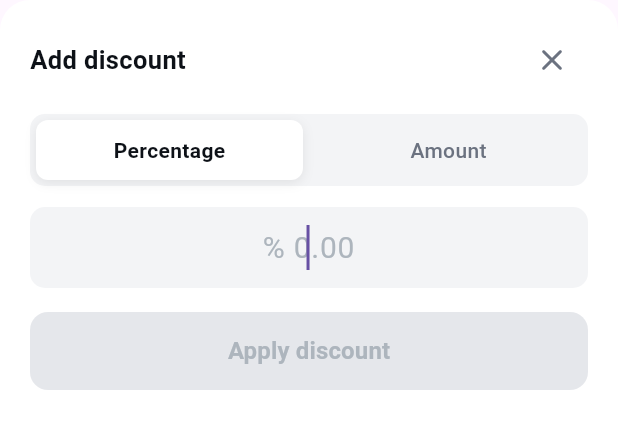
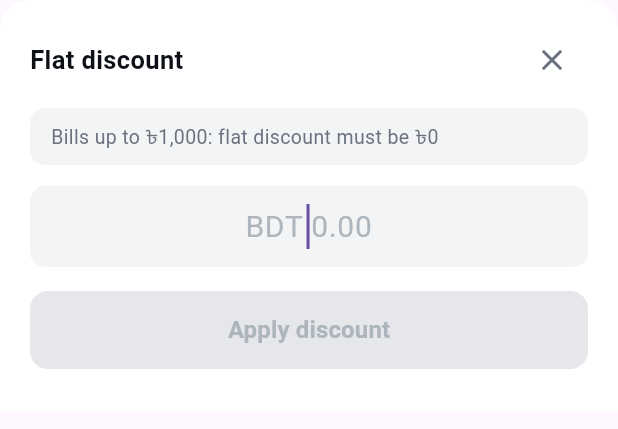
Before and after one commit to rashed-zaman/HB_Mobile_App, a Flutter app: the _DiscountSheet widget shown alone on an empty page, opened directly with empty values, on a phone screen of 412 x 824 dp. Shown: the top 429 px of the screen. Run offline on Flutter 3.47's test engine with Material 3 defaults, Android fonts, the phone set to English and light mode, and no system bars; missing offline and left inert: sunmi_printer_plus; accounts and stored records are empty; network calls fail.

Commit message:
discount

```diff
--- a/lib/screens/payment_screen.dart
+++ b/lib/screens/payment_screen.dart
@@ -46,6 +46,53 @@ double? parseMoneyInput(String raw) {
   final s = raw.replaceAll(',', '').replaceAll('৳', '').trim();
   if (s.isEmpty) return null;
   return double.tryParse(s);
+}
+
+/// Flat discount limits by total bill (BDT).
+class FlatDiscountSlab {
+  const FlatDiscountSlab._({
+    required this.min,
+    required this.max,
+    required this.hint,
+  });
+
+  final double min;
+  final double max;
+  final String hint;
+
+  bool get allowsDiscount => max > 0;
+
+  static FlatDiscountSlab forTotalBill(double totalBill) {
+    if (totalBill <= 1000) {
+      return const FlatDiscountSlab._(
+        min: 0,
+        max: 0,
+        hint: 'Bills up to ৳1,000: flat discount must be ৳0',
+      );
+    }
+    if (totalBill <= 5000) {
+      return const FlatDiscountSlab._(
+        min: 0,
+        max: 10,
+        hint: '৳1,001–৳5,000: flat discount ৳0–৳10',
+      );
+    }
+    return const FlatDiscountSlab._(
+      min: 0,
+      max: 100,
+      hint: '৳5,001+: flat discount ৳0–৳100',
+    );
+  }
+
+  bool isValid(double amount) => amount >= min && amount <= max;
+
+  String? validationMessage(double amount) {
+    if (isValid(amount)) return null;
+    if (amount < min) {
+      return 'Minimum flat discount is ৳${formatAmount(min)}';
+    }
+    return 'Maximum flat discount is ৳${formatAmount(max)}';
+  }
 }
 
 // ─────────────────────────────────────────────────────────────────────────────
@@ -147,7 +194,7 @@ class PaymentScreen extends StatefulWidget {
   final double totalBill;
   final List<CheckoutLineItem> lineItems;
   final CheckoutCustomerInfo customer;
-  final VoidCallback onPrintReceipt;
+  final VoidCallback onOrderSubmitted;
 
   const PaymentScreen({
     super.key,
@@ -156,7 +203,7 @@ class PaymentScreen extends StatefulWidget {
     required this.totalBill,
     required this.lineItems,
     required this.customer,
-    required this.onPrintReceipt,
+    required this.onOrderSubmitted,
   });
 
   @override
@@ -338,18 +385,20 @@ class _PaymentScreenState extends State<PaymentScreen> {
       final bill = PosBillResponse.fromJson(result);
       final printContext = await ReceiptPrintContext.fromBill(bill);
 
+      widget.onOrderSubmitted();
+
+      if (!mounted) return;
+
       await Navigator.of(context).push<void>(
         MaterialPageRoute(
           builder: (_) => InvoicePreviewScreen(
             bill: bill,
             printContext: printContext,
             autoPrint: true,
+            allowNewBill: true,
           ),
         ),
       );
-
-      if (!mounted) return;
-      widget.onPrintReceipt();
     } on ExpressBillingException catch (error) {
       if (!mounted) return;
       _showSnack(error.message, isError: true);
@@ -362,11 +411,20 @@ class _PaymentScreenState extends State<PaymentScreen> {
 
   // ── Show Add Discount bottom sheet ────────────────────────────────────────
   Future<void> _showDiscountSheet() async {
+    final slab = FlatDiscountSlab.forTotalBill(widget.totalBill);
+    if (!slab.allowsDiscount) {
+      _showSnack(slab.hint, isError: true);
+      return;
+    }
+
     final result = await showModalBottomSheet<double>(
       context: context,
       isScrollControlled: true,
       backgroundColor: Colors.transparent,
-      builder: (_) => _DiscountSheet(totalBill: widget.totalBill),
+      builder: (_) => _DiscountSheet(
+        totalBill: widget.totalBill,
+        initialDiscount: _discountTotal,
+      ),
     );
     if (result != null && mounted) {
       setState(() => _discountTotal = result);
@@ -475,7 +533,11 @@ class _PaymentScreenState extends State<PaymentScreen> {
                   ),
 
                   // ── Add discount ────────────────────────────────────────
-                  _DiscountButton(onTap: _showDiscountSheet),
+                  _DiscountButton(
+                    totalBill: widget.totalBill,
+                    appliedDiscount: _discountTotal,
+                    onTap: _showDiscountSheet,
+                  ),
 
                   // ── Net payable ─────────────────────────────────────────
                   _AmountRow(
@@ -583,28 +645,39 @@ class _PaymentScreenState extends State<PaymentScreen> {
 
 class _DiscountSheet extends StatefulWidget {
   final double totalBill;
-  const _DiscountSheet({required this.totalBill});
+  final double initialDiscount;
+
+  const _DiscountSheet({
+    required this.totalBill,
+    this.initialDiscount = 0,
+  });
 
   @override
   State<_DiscountSheet> createState() => _DiscountSheetState();
 }
 
 class _DiscountSheetState extends State<_DiscountSheet> {
-  bool _isPercentage = true;
   final _ctrl = TextEditingController();
   double _parsedValue = 0;
 
-  double get _discountAmount {
-    if (_isPercentage) {
-      return (widget.totalBill * _parsedValue / 100).clamp(
-        0.0,
-        widget.totalBill,
+  FlatDiscountSlab get _slab => FlatDiscountSlab.forTotalBill(widget.totalBill);
+
+  bool get _canApply =>
+      _parsedValue > 0 && _slab.isValid(_parsedValue);
+
+  String? get _validationError => _slab.validationMessage(_parsedValue);
+
+  @override
+  void initState() {
+    super.initState();
+    if (widget.initialDiscount > 0) {
+      _parsedValue = widget.initialDiscount;
+      _ctrl.text = formatAmount(
+        widget.initialDiscount,
+        keepTwoDecimals: true,
       );
     }
-    return _parsedValue.clamp(0.0, widget.totalBill);
-  }
-
-  bool get _canApply => _parsedValue > 0;
+  }
 
   @override
   void dispose() {
@@ -631,7 +704,7 @@ class _DiscountSheetState extends State<_DiscountSheet> {
               children: [
                 const Expanded(
                   child: Text(
-                    'Add discount',
+                    'Flat discount',
                     style: TextStyle(
                       fontSize: 17,
                       fontWeight: FontWeight.w700,
@@ -648,33 +721,21 @@ class _DiscountSheetState extends State<_DiscountSheet> {
                 ),
               ],
             ),
-            const SizedBox(height: 12),
+            const SizedBox(height: 8),
             Container(
+              width: double.infinity,
+              padding: const EdgeInsets.symmetric(horizontal: 14, vertical: 10),
               decoration: BoxDecoration(
                 color: const Color(0xFFF3F4F6),
                 borderRadius: BorderRadius.circular(10),
               ),
-              child: Row(
-                children: [
-                  _ToggleTab(
-                    label: 'Percentage',
-                    selected: _isPercentage,
-                    onTap: () => setState(() {
-                      _isPercentage = true;
-                      _ctrl.clear();
-                      _parsedValue = 0;
-                    }),
-                  ),
-                  _ToggleTab(
-                    label: 'Amount',
-                    selected: !_isPercentage,
-                    onTap: () => setState(() {
-                      _isPercentage = false;
-                      _ctrl.clear();
-                      _parsedValue = 0;
-                    }),
-                  ),
-                ],
+              child: Text(
+                _slab.hint,
+                style: const TextStyle(
+                  fontSize: 13,
+                  color: Color(0xFF6B7280),
+                  height: 1.35,
+                ),
               ),
             ),
             const SizedBox(height: 14),
@@ -700,10 +761,10 @@ class _DiscountSheetState extends State<_DiscountSheet> {
                   fontWeight: FontWeight.w700,
                   color: Color(0xFF0D1117),
                 ),
-                decoration: InputDecoration(
+                decoration: const InputDecoration(
                   border: InputBorder.none,
-                  hintText: _isPercentage ? '% 0.00' : 'BDT 0.00',
-                  hintStyle: const TextStyle(
+                  hintText: 'BDT 0.00',
+                  hintStyle: TextStyle(
                     fontSize: 20,
                     fontWeight: FontWeight.w400,
                     color: Color(0xFFADB5BD),
@@ -714,12 +775,16 @@ class _DiscountSheetState extends State<_DiscountSheet> {
                 },
               ),
             ),
-            if (_isPercentage && _canApply) ...[
+            if (_validationError != null && _parsedValue > 0) ...[
               const SizedBox(height: 8),
               Text(
-                'Discount: ৳ ${formatAmount(_discountAmount, keepTwoDecimals: true)}',
+                _validationError!,
                 textAlign: TextAlign.center,
-                style: const TextStyle(fontSize: 13, color: Color(0xFF6B7280)),
+                style: const TextStyle(
+                  fontSize: 13,
+                  color: Colors.redAccent,
+                  fontWeight: FontWeight.w600,
+                ),
               ),
             ],
             const SizedBox(height: 16),
@@ -727,7 +792,7 @@ class _DiscountSheetState extends State<_DiscountSheet> {
               height: 52,
               child: ElevatedButton(
                 onPressed: _canApply
-                    ? () => Navigator.pop(context, _discountAmount)
+                    ? () => Navigator.pop(context, _parsedValue)
                     : null,
                 style: ElevatedButton.styleFrom(
                   backgroundColor: const Color(0xFF0D1117),
@@ -748,56 +813,6 @@ class _DiscountSheetState extends State<_DiscountSheet> {
               ),
             ),
           ],
-        ),
-      ),
-    );
-  }
-}
-
-class _ToggleTab extends StatelessWidget {
-  final String label;
-  final bool selected;
-  final VoidCallback onTap;
-
-  const _ToggleTab({
-    required this.label,
-    required this.selected,
-    required this.onTap,
-  });
-
-  @override
-  Widget build(BuildContext context) {
-    return Expanded(
-      child: GestureDetector(
-        onTap: onTap,
-        child: AnimatedContainer(
-          duration: const Duration(milliseconds: 180),
-          margin: const EdgeInsets.all(4),
-          height: 40,
-          decoration: BoxDecoration(
-            color: selected ? Colors.white : Colors.transparent,
-            borderRadius: BorderRadius.circular(8),
-            boxShadow: selected
-                ? [
-                    BoxShadow(
-                      color: Colors.black.withOpacity(0.08),
-                      blurRadius: 6,
-                      offset: const Offset(0, 2),
-                    ),
-                  ]
-                : [],
-          ),
-          alignment: Alignment.center,
-          child: Text(
-            label,
-            style: TextStyle(
-              fontSize: 14,
-              fontWeight: selected ? FontWeight.w700 : FontWeight.w500,
-              color: selected
-                  ? const Color(0xFF0D1117)
-                  : const Color(0xFF6B7280),
-            ),
-          ),
         ),
       ),
     );
@@ -1947,24 +1962,46 @@ class _AmountRow extends StatelessWidget {
 // ─────────────────────────────────────────────────────────────────────────────
 
 class _DiscountButton extends StatelessWidget {
+  final double totalBill;
+  final double appliedDiscount;
   final VoidCallback onTap;
-  const _DiscountButton({required this.onTap});
+
+  const _DiscountButton({
+    required this.totalBill,
+    required this.appliedDiscount,
+    required this.onTap,
+  });
 
   @override
   Widget build(BuildContext context) {
+    final slab = FlatDiscountSlab.forTotalBill(totalBill);
+    final enabled = slab.allowsDiscount;
+
+    final label = appliedDiscount > 0
+        ? 'Flat discount: ৳${formatAmount(appliedDiscount, keepTwoDecimals: true)}'
+        : 'Add flat discount';
+
     return Padding(
       padding: const EdgeInsets.fromLTRB(16, 0, 16, 4),
       child: OutlinedButton.icon(
-        onPressed: onTap,
+        onPressed: enabled ? onTap : null,
         icon: const Icon(Icons.local_activity_outlined, size: 20),
-        label: const Text(
-          'Add discount',
-          style: TextStyle(fontSize: 15, fontWeight: FontWeight.w700),
+        label: Text(
+          label,
+          style: const TextStyle(fontSize: 15, fontWeight: FontWeight.w700),
         ),
         style: OutlinedButton.styleFrom(
           minimumSize: const Size.fromHeight(50),
-          foregroundColor: const Color(0xFF121317),
-          side: const BorderSide(color: Color(0xFF41434A), width: 1.2),
+          foregroundColor: enabled
+              ? const Color(0xFF121317)
+              : const Color(0xFFADB5BD),
+          disabledForegroundColor: const Color(0xFFADB5BD),
+          side: BorderSide(
+            color: enabled
+                ? const Color(0xFF41434A)
+                : const Color(0xFFE5E7EB),
+            width: 1.2,
+          ),
           shape: RoundedRectangleBorder(
             borderRadius: BorderRadius.circular(12),
           ),
```
Also changed, not shown: lib/screens/invoice_preview_screen.dart (+85 -29 lines), lib/screens/main.dart (+3 -6 lines).
